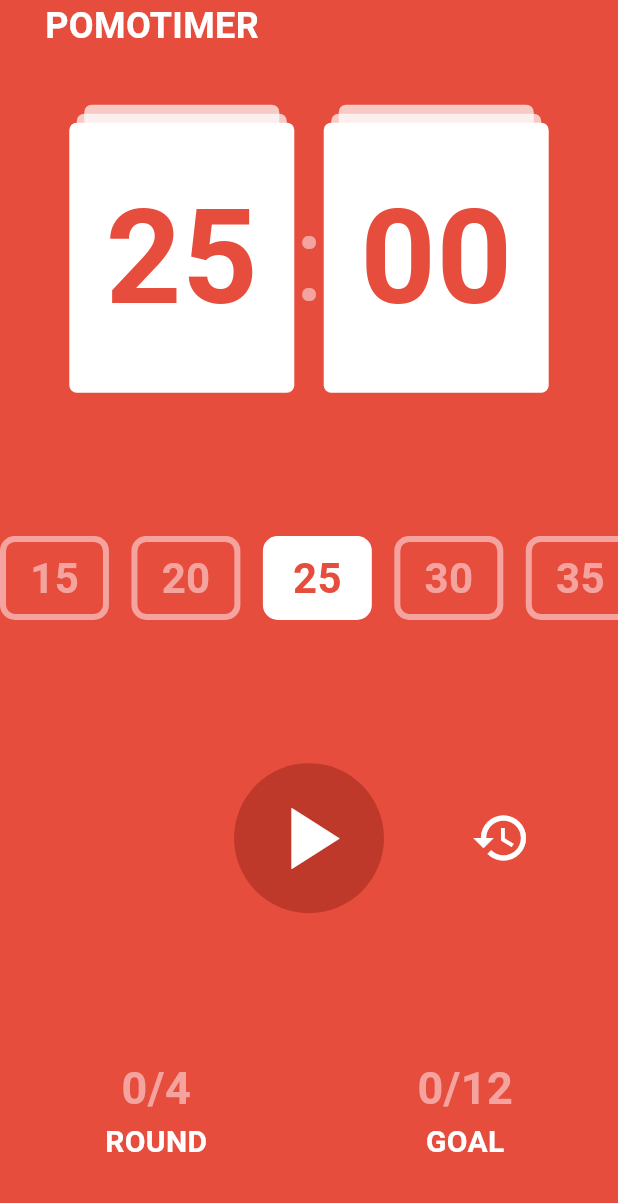
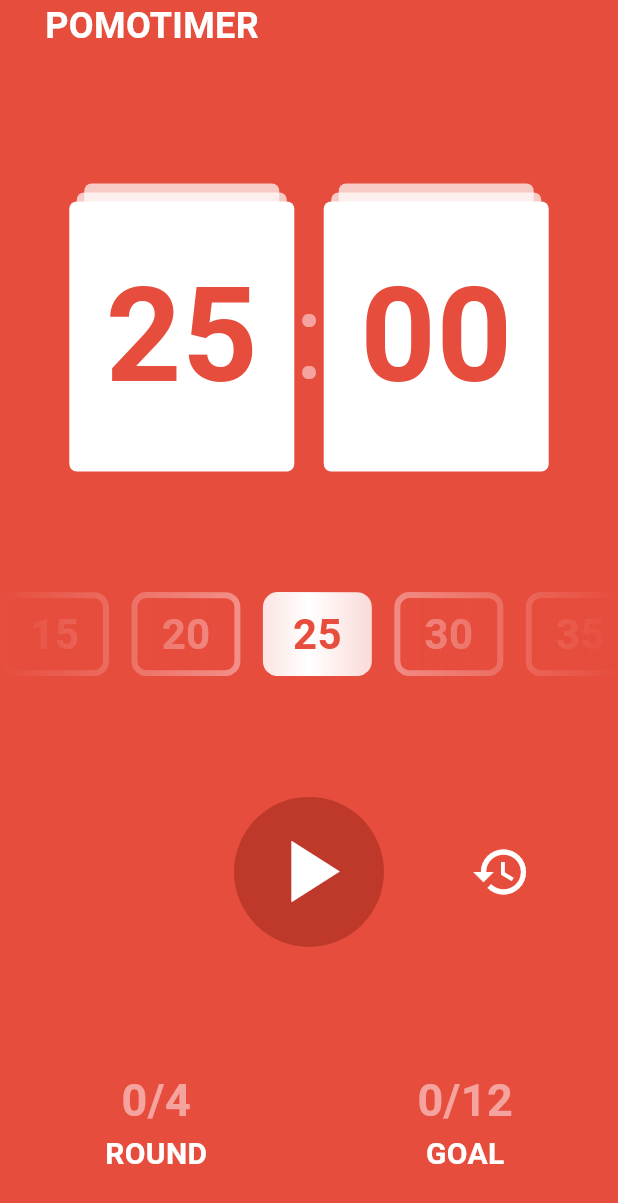
Before and after one commit to hojun-jo/NomadCoders-Flutter-Challenge, a Flutter app: the screen it shows after launch, on a phone screen of 412 x 824 dp. Shown: the top 1203 px of the screen. Run offline on Flutter 3.47's test engine with Material 3 defaults, Android fonts, the phone set to English and light mode, and no system bars; our stand-ins replace flutter_rating_stars.

Commit message:
assignment9 - 인터벌 선택 버튼 그래디언트 추가

```diff
--- a/assignment9/lib/main.dart
+++ b/assignment9/lib/main.dart
@@ -40,7 +40,12 @@ class MyApp extends StatelessWidget {
                   ),
                 ),
               ),
-              Expanded(child: TimerView()),
+              SizedBox(
+                height: 60,
+              ),
+              Expanded(
+                child: TimerView(),
+              ),
             ],
           ),
         ),
--- a/assignment9/lib/screen/timer/interval_select_view.dart
+++ b/assignment9/lib/screen/timer/interval_select_view.dart
@@ -15,7 +15,18 @@ class _IntervalSelectViewState extends State<IntervalSelectView> {
   Widget build(BuildContext context) {
     final timer = Provider.of<MyTimer>(context);
 
-    return SingleChildScrollView(
+    return ShaderMask(
+      shaderCallback: (Rect bounds) {
+        return const LinearGradient(
+          colors: [
+            Colors.transparent,
+            Colors.black,
+            Colors.transparent,
+          ],
+        ).createShader(bounds);
+      },
+      blendMode: BlendMode.dstIn,
+      child: SingleChildScrollView(
         scrollDirection: Axis.horizontal,
         child: Row(
           children: [
@@ -55,6 +66,7 @@ class _IntervalSelectViewState extends State<IntervalSelectView> {
               },
             ),
           ],
+        ),
       ),
     );
   }
```
Lines whose indentation alone changed are shown as unchanged.
